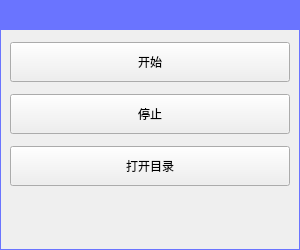
This is screen_record/ui/main_window.ui in wpp2014/ScreenRecord as Qt 5 draws it before an edit. The edited form follows.
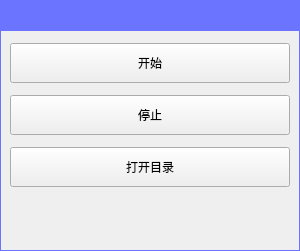
This is the edited form. Icons and pictures are not drawn.

Diff of the .ui file:
```diff
--- a/screen_record/ui/main_window.ui
+++ b/screen_record/ui/main_window.ui
@@ -7,7 +7,7 @@
     <x>0</x>
     <y>0</y>
     <width>300</width>
-    <height>250</height>
+    <height>251</height>
    </rect>
   </property>
   <property name="sizePolicy">
@@ -76,13 +76,13 @@
       <property name="minimumSize">
        <size>
         <width>0</width>
-        <height>30</height>
+        <height>31</height>
        </size>
       </property>
       <property name="maximumSize">
        <size>
         <width>16777215</width>
-        <height>30</height>
+        <height>31</height>
        </size>
       </property>
       <property name="styleSheet">
@@ -95,7 +95,7 @@
       <property name="frameShadow">
        <enum>QFrame::Raised</enum>
       </property>
-      <layout class="QHBoxLayout" name="horizontalLayout" stretch="0,0,0,0">
+      <layout class="QHBoxLayout" name="horizontalLayout" stretch="0,0,0,0,0">
        <property name="spacing">
         <number>0</number>
        </property>
@@ -109,7 +109,7 @@
         <number>0</number>
        </property>
        <property name="bottomMargin">
-        <number>0</number>
+        <number>1</number>
        </property>
        <item>
         <widget class="QLabel" name="titleLabel">
```
Left out of the diff: 37 changed lines with no effect on the pictures.
